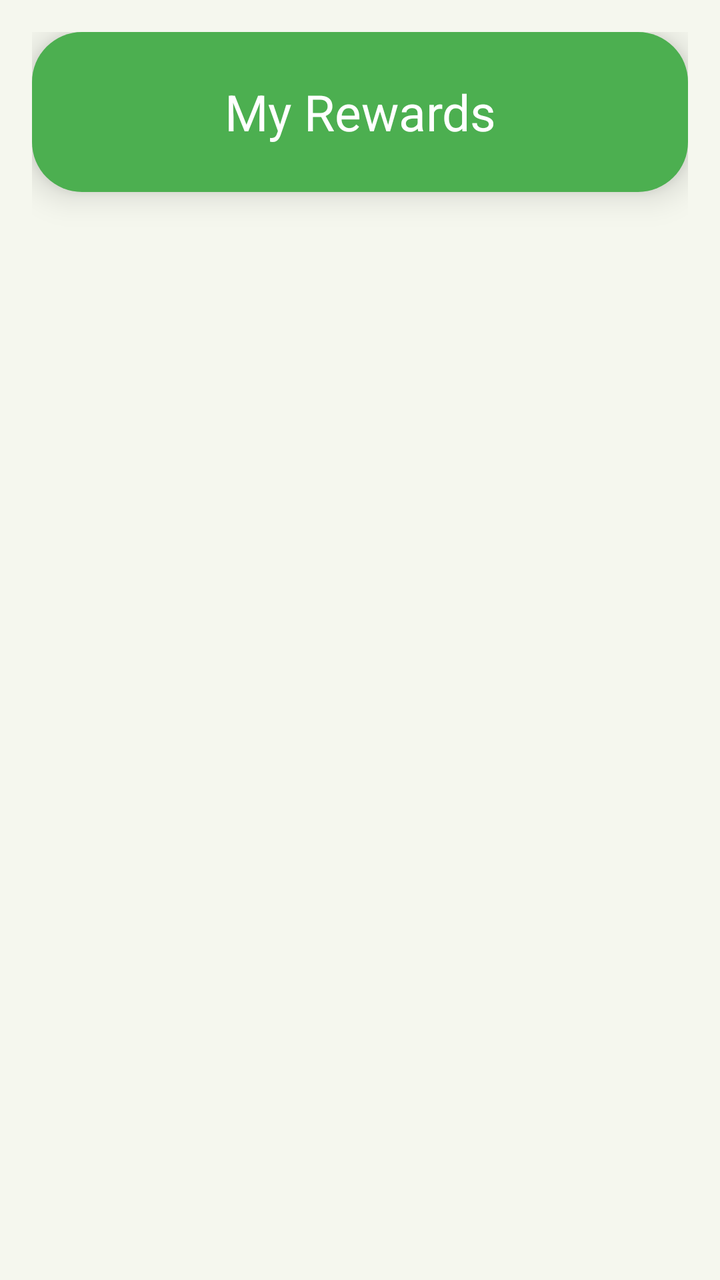
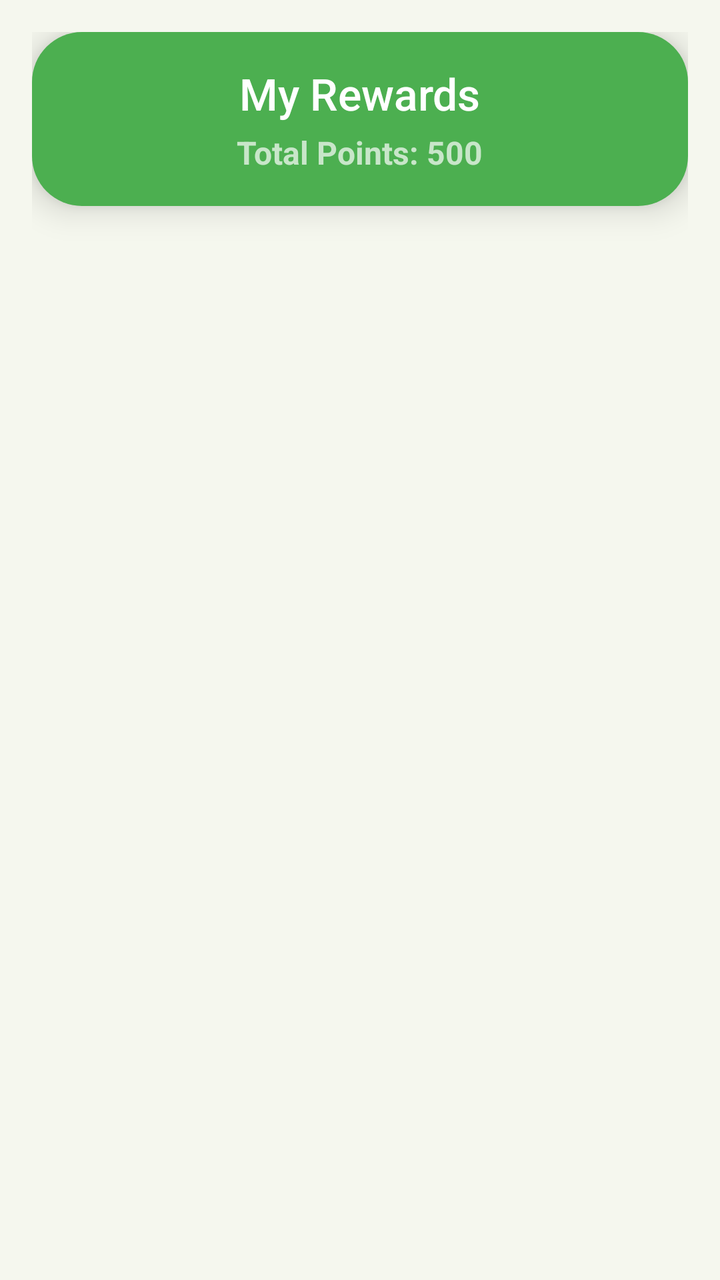

Compare the two renders of this Android layout. The source of the first and the diff that turns it into the second are given below.
<!-- AndroidManifest.xml: application theme Theme.Gamstop -->
<!-- res/layout/fragment_reward_page.xml -->
<?xml version="1.0" encoding="utf-8"?>
<RelativeLayout xmlns:android="http://schemas.android.com/apk/res/android"
    xmlns:app="http://schemas.android.com/apk/res-auto"
    xmlns:tools="http://schemas.android.com/tools"
    android:layout_width="match_parent"
    android:layout_height="match_parent"
    android:background="#F5F7EE"
    android:padding="16dp">

    <LinearLayout
        android:id="@+id/card_points"
        android:layout_width="match_parent"
        android:layout_height="80dp"
        android:background="@drawable/rounded_corner"
        android:backgroundTint="#4CAF50"
        android:elevation="10dp"
        android:orientation="horizontal">

        <TextView
            android:layout_width="0dp"
            android:layout_height="match_parent"
            android:layout_weight="1.2"
            android:fontFamily="sans-serif"
            android:gravity="center"
            android:text="My Rewards"
            android:textColor="@color/white"
            android:textSize="25sp" />



    </LinearLayout>

    <androidx.recyclerview.widget.RecyclerView
        android:id="@+id/recyclerViewRewards"
        android:layout_width="match_parent"
        android:layout_height="match_parent"
        android:layout_below="@id/card_points"
        android:layout_marginTop="16dp"
        android:scrollbars="none"
        android:clipToPadding="false"
        android:paddingBottom="90dp"
        tools:listitem="@layout/item_rewardlayout" />

</RelativeLayout>
<!-- res/layout/item_rewardlayout.xml (included above) -->
<?xml version="1.0" encoding="utf-8"?>
<LinearLayout xmlns:android="http://schemas.android.com/apk/res/android"
    xmlns:app="http://schemas.android.com/apk/res-auto"
    xmlns:tools="http://schemas.android.com/tools"
    android:layout_width="match_parent"
    android:layout_height="100dp"
    android:orientation="horizontal"
    android:layout_margin="5dp"
    android:background="@drawable/rounded_and_border"
    android:elevation="5dp"
    android:padding="6dp">

    <ImageView
        android:id="@+id/rewardImage"
        android:layout_width="0dp"
        android:layout_height="match_parent"
        android:layout_weight="0.25"
        android:paddingLeft="5dp"
        android:paddingRight="5dp"
        android:src="@drawable/giftbox"/>

    <LinearLayout
        android:layout_width="0dp"
        android:layout_height="match_parent"
        android:layout_weight="0.65"
        android:layout_marginRight="10dp"
        android:orientation="vertical"
        android:gravity="center_vertical">

        <TextView
            android:id="@+id/rewardTitle"
            android:layout_width="match_parent"
            android:layout_height="wrap_content"
            android:text="RewardTitle"
            android:paddingHorizontal="10dp"
            android:paddingVertical="4dp"
            android:fontFamily="sans-serif"
            android:textColor="#212121"
            android:textStyle="bold"
            android:textSize="18sp"/>

        <TextView
            android:id="@+id/rewardPointsCost"
            android:layout_width="match_parent"
            android:layout_height="wrap_content"
            android:text="RewardDetails"
            android:paddingLeft="10dp"
            android:textColor="#757575"
            android:textSize="12sp"/>

    </LinearLayout>

    <TextView
        android:layout_width="0dp"
        android:layout_height="match_parent"
        android:layout_weight="0.10"
        android:text="o"
        android:textSize="20sp"
        android:layout_marginRight="5dp"
        android:gravity="center"
        android:textColor="#BDBDBD"/>

</LinearLayout>
<!-- resources referenced by this layout -->
<resources>
  <color name="white">#FFFFFFFF</color>
  <!-- drawable giftbox: webp bitmap (drawable, 18688 bytes) -->
  <!-- drawable rounded_and_border (drawable) -->
  <?xml version="1.0" encoding="utf-8"?>
  <shape xmlns:android="http://schemas.android.com/apk/res/android"
      android:shape="rectangle">
  
      <solid android:color="#F5F7EE" />
  
      <stroke
          android:width="1dp"
          android:color="#C2C8B4" />
  
      <corners android:radius="14dp" />
  
  </shape>
  <!-- drawable rounded_corner (drawable) -->
  <shape xmlns:android="http://schemas.android.com/apk/res/android">
      <solid android:color="@color/black"/>
      <corners android:radius="25dp"/>
  </shape>
  <style name="Theme.Gamstop" parent="Base.Theme.Gamstop" />
  <color name="black">#FF000000</color>
  <style name="Base.Theme.Gamstop" parent="Theme.Material3.DayNight.NoActionBar">
          
          
      </style>
</resources>

<!-- the commit's change to res/layout/fragment_reward_page.xml (unified diff, before → after) -->
@@ -10,23 +10,30 @@
     <LinearLayout
         android:id="@+id/card_points"
         android:layout_width="match_parent"
-        android:layout_height="80dp"
+        android:layout_height="wrap_content"
+        android:paddingVertical="16dp"
         android:background="@drawable/rounded_corner"
         android:backgroundTint="#4CAF50"
         android:elevation="10dp"
-        android:orientation="horizontal">
+        android:gravity="center"
+        android:orientation="vertical">
 
         <TextView
-            android:layout_width="0dp"
-            android:layout_height="match_parent"
-            android:layout_weight="1.2"
-            android:fontFamily="sans-serif"
-            android:gravity="center"
+            android:layout_width="wrap_content"
+            android:layout_height="wrap_content"
+            android:fontFamily="sans-serif-medium"
             android:text="My Rewards"
             android:textColor="@color/white"
-            android:textSize="25sp" />
+            android:textSize="22sp" />
 
-
+        <TextView
+            android:layout_width="wrap_content"
+            android:layout_height="wrap_content"
+            android:layout_marginTop="4dp"
+            android:text="Total Points: 500"
+            android:textColor="#C8E6C9"
+            android:textSize="16sp"
+            android:textStyle="bold" />
 
     </LinearLayout>
 
